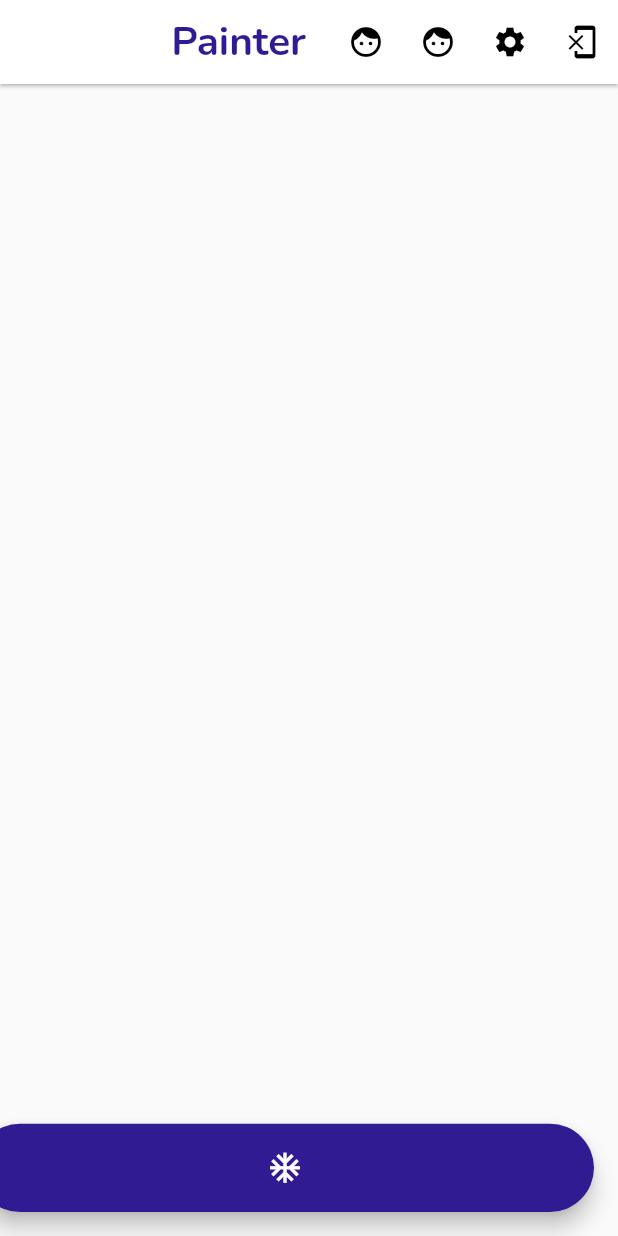
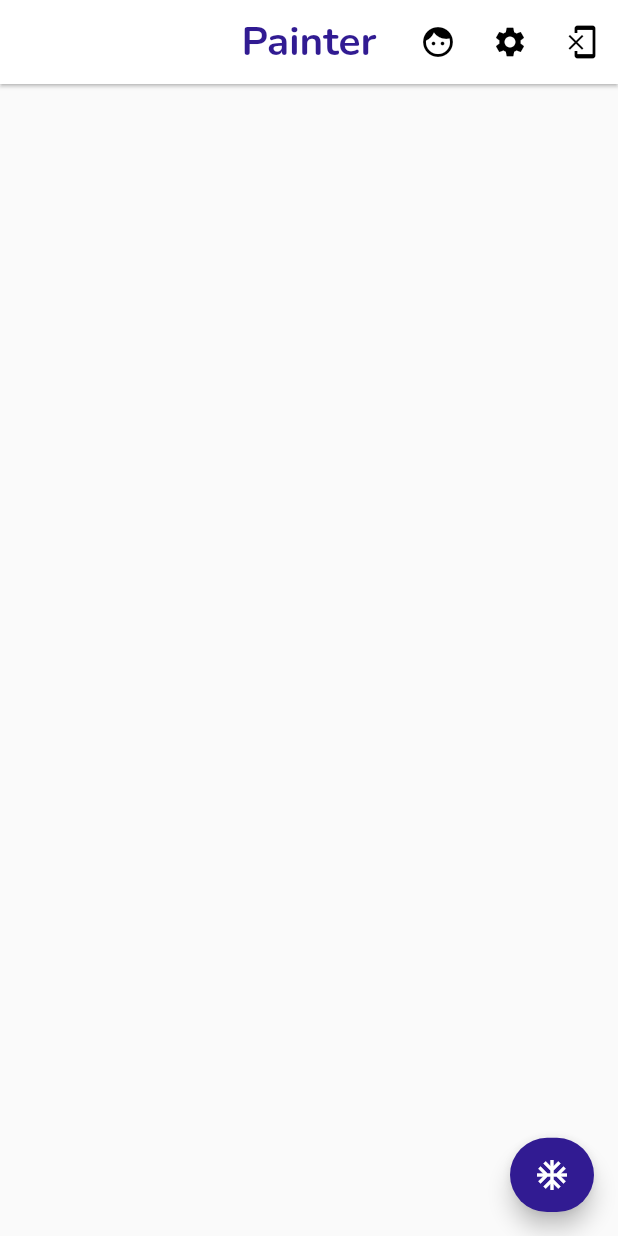
Before and after one commit to AbdallahNassar/Painter, a Flutter app: the screen it shows after launch, on a phone screen of 412 x 824 dp. Run offline on Flutter 3.47's test engine with Material 2 defaults, Android fonts, the phone set to English and light mode, and no system bars; drawn by our look-alikes of flutter_speed_dial; our stand-ins replace flutter_colorpicker, get.

Commit message:
added fab

```diff
--- a/painter/lib/app/modules/home/views/home_view.dart
+++ b/painter/lib/app/modules/home/views/home_view.dart
@@ -17,6 +17,9 @@ class HomeView extends GetView<HomeController> {
   //==========================================================================
   @override
   Widget build(BuildContext context) {
+    //================================ Parameters ==============================
+    final MediaQueryData _mediaQuery = MediaQuery.of(context);
+    //==========================================================================
     print('rebuilding home');
     return Scaffold(
       appBar: AppBar(
@@ -29,13 +32,6 @@ class HomeView extends GetView<HomeController> {
         actionsIconTheme: AppTheme.appTheme.appBarTheme.actionsIconTheme,
         elevation: 1.0,
         actions: [
-          IconButton(
-            icon: Icon(Icons.face),
-            onPressed: () => Get.updateLocale(
-              Locale('en', 'US'),
-              // Locale('en', 'US'),
-            ),
-          ),
           IconButton(
             icon: Icon(Icons.face),
             onPressed: () =>
@@ -87,11 +83,15 @@ class HomeView extends GetView<HomeController> {
           ),
         ),
       ),
-      // 'aspect ratio' is used to enable [rotated custom fab], If i try to
+      // 'Container' is used to enable [rotated custom fab], If i try to
       // put it in a FAB it does not work,
-      floatingActionButton: AspectRatio(
+      floatingActionButton: Container(
+        height: _mediaQuery.orientation == Orientation.portrait
+            ? _mediaQuery.size.height * 0.06
+            : _mediaQuery.size.width * 0.06,
+        width: double.infinity,
+        alignment: Alignment.bottomRight,
         child: CustomFAB(),
-        aspectRatio: 7,
       ),
     );
   }
--- a/painter/lib/app/modules/home/widgets/custom_fab.dart
+++ b/painter/lib/app/modules/home/widgets/custom_fab.dart
@@ -19,6 +19,7 @@ class CustomFAB extends GetView<HomeController> {
     return RotatedBox(
       quarterTurns: 3,
       child: SpeedDial(
+        shape: StadiumBorder(),
         backgroundColor: Colors.deepPurple.shade900,
         animatedIcon: AnimatedIcons.menu_close,
         child: Icon(Icons.ac_unit),
--- a/painter/lib/app/modules/settings/controllers/settings_controller.dart
+++ b/painter/lib/app/modules/settings/controllers/settings_controller.dart
@@ -5,7 +5,7 @@ import 'package:get/get.dart';
 
 class SettingsController extends GetxController {
   //================================ Properties ================================
-  var _strokeColor = Color(0xffffffff);
+  var _strokeColor = Color(0xff000000);
   var _pointsMode = PointMode.lines.obs;
   var _strokeWitdth = 5.0.obs;
   //================================= Methods ==================================
```
Also changed, not shown: painter/lib/app/modules/home/widgets/diamond_border.dart (deleted, +0 -34 lines).
